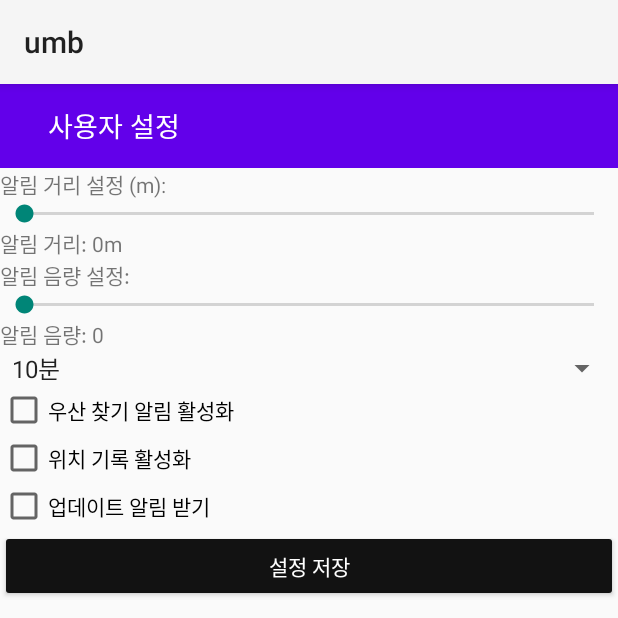
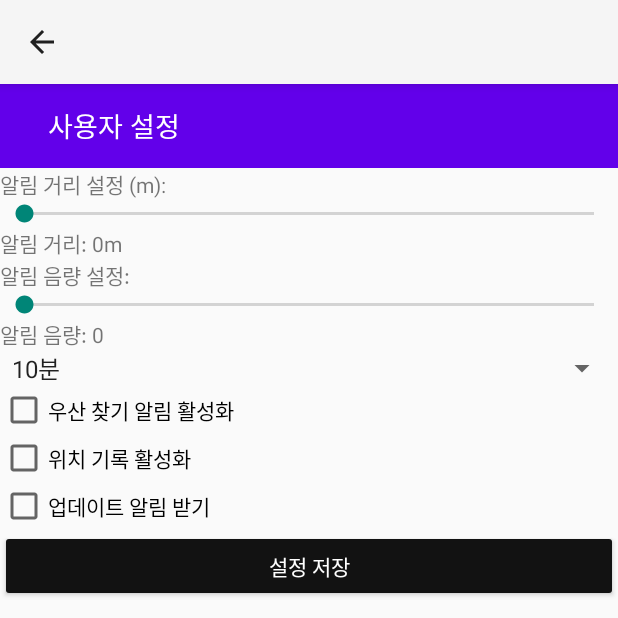
Before and after one commit to SmartUmbrella-Capstone/SmartUmbrella, an Android app: the SettingActivity screen opened directly, with no data from a screen before it, on a phone screen of 412 x 824 dp, the top half of it. Run offline under Robolectric (Android 15) with nearby library versions, the phone set to English and light mode, and no system bars; 1 statement that could not run was skipped.

Commit message:
툴바 앱 이름 제거

```diff
--- a/app/src/main/AndroidManifest.xml
+++ b/app/src/main/AndroidManifest.xml
@@ -19,8 +19,8 @@
 
     <application
         android:allowBackup="true"
-        android:icon="@mipmap/ic_launcher"
-        android:label="@string/app_name"
+        android:icon="@drawable/umbrella"
+        android:label="SmartUmbrella"
         android:theme="@style/Theme.SmartUmbrella"
         tools:targetApi="31">
         <receiver android:name=".SmsReceiver"
--- a/app/src/main/java/com/example/smartumbrella/MapActivity.java
+++ b/app/src/main/java/com/example/smartumbrella/MapActivity.java
@@ -34,6 +34,9 @@ public class MapActivity extends AppCompatActivity implements OnMapReadyCallback
         Toolbar toolbar = findViewById(R.id.toolbar);
         setSupportActionBar(toolbar);
         getSupportActionBar().setDisplayHomeAsUpEnabled(true);  // 뒤로가기 버튼 활성화
+        if (getSupportActionBar() != null) {
+            getSupportActionBar().setDisplayShowTitleEnabled(false);
+        }
 
         // DatabaseHelper 초기화
         dbHelper = new DatabaseHelper(this);
--- a/app/src/main/java/com/example/smartumbrella/SettingActivity.java
+++ b/app/src/main/java/com/example/smartumbrella/SettingActivity.java
@@ -21,6 +21,13 @@ public class SettingActivity extends AppCompatActivity {
     protected void onCreate(Bundle savedInstanceState) {
         super.onCreate(savedInstanceState);
         setContentView(R.layout.activity_setting);
+
+        Toolbar toolbar = findViewById(R.id.toolbar);
+        setSupportActionBar(toolbar);
+        getSupportActionBar().setDisplayHomeAsUpEnabled(true);  // 뒤로가기 버튼 활성화
+        if (getSupportActionBar() != null) {
+            getSupportActionBar().setDisplayShowTitleEnabled(false);
+        }
 
         // Initialize DatabaseHelper
         dbHelper = new DatabaseHelper(this);
```
